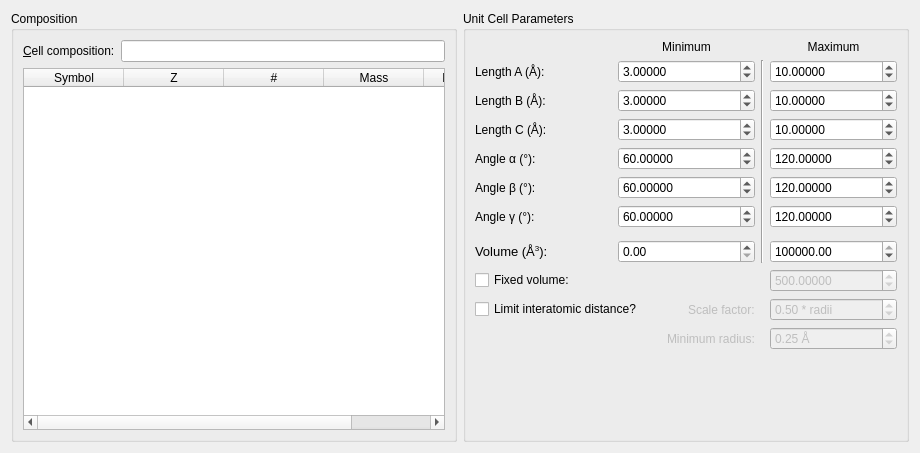
Above: src/xtalopt/ui/tab_init.ui from xtalopt/XtalOpt before the change. Below: the same form after it.
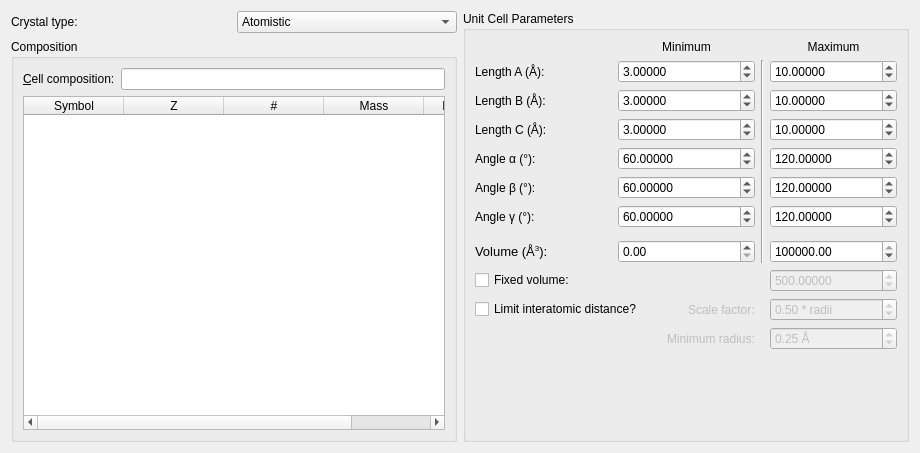
That is the form after the change.

Commit message: Added GUI elements to set/persist XtalOpt::isMolecularXtalSearch().

Diff of the .ui file:
```diff
--- a/src/xtalopt/ui/tab_init.ui
+++ b/src/xtalopt/ui/tab_init.ui
@@ -17,7 +17,7 @@
    <string/>
   </property>
   <layout class="QGridLayout" name="gridLayout">
-   <item row="0" column="0">
+   <item row="2" column="0">
     <widget class="QGroupBox" name="groupBox_2">
      <property name="title">
       <string>Composition</string>
@@ -98,7 +98,7 @@
      </layout>
     </widget>
    </item>
-   <item row="0" column="1">
+   <item row="1" column="1" rowspan="2">
     <widget class="QGroupBox" name="groupBox">
      <property name="title">
       <string>Unit Cell Parameters</string>
@@ -599,6 +599,31 @@
      </layout>
     </widget>
    </item>
+   <item row="1" column="0">
+    <layout class="QHBoxLayout" name="horizontalLayout_2">
+     <item>
+      <widget class="QLabel" name="label_12">
+       <property name="text">
+        <string>Crystal type:</string>
+       </property>
+      </widget>
+     </item>
+     <item>
+      <widget class="QComboBox" name="combo_type">
+       <item>
+        <property name="text">
+         <string>Atomistic</string>
+        </property>
+       </item>
+       <item>
+        <property name="text">
+         <string>Molecular</string>
+        </property>
+       </item>
+      </widget>
+     </item>
+    </layout>
+   </item>
   </layout>
  </widget>
  <tabstops>
```
The commit also changes 2 other files.
